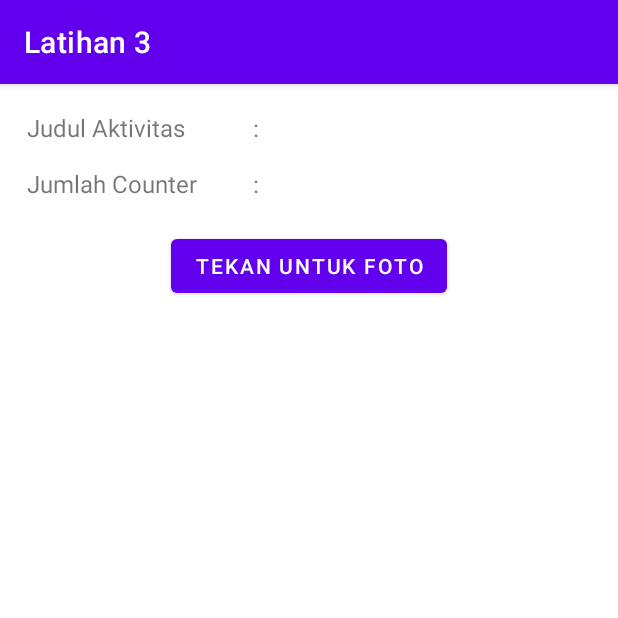
After one commit to gricowijaya/MobileApp, an Android app: the CameraActivity screen opened directly, with no data from a screen before it, on a phone screen of 412 x 824 dp, the top half of it. The commit adds this screen. Run offline under Robolectric (Android 15) with nearby library versions, the phone set to English and light mode, and no system bars.

Commit message:
modify program to be intent

```diff
--- /dev/null
+++ b/app/src/main/java/id/gricowijaya/latihan3/activity/CameraActivity.java
@@ -0,0 +1,59 @@
+package id.gricowijaya.latihan3.activity;
+
+import androidx.appcompat.app.AppCompatActivity;
+
+import android.content.Intent;
+import android.graphics.Bitmap;
+import android.os.Bundle;
+import android.provider.MediaStore;
+import android.view.View;
+import android.widget.Button;
+import android.widget.ImageView;
+import android.widget.TextView;
+
+import id.gricowijaya.latihan3.R;
+
+public class CameraActivity extends AppCompatActivity implements View.OnClickListener {
+
+    public static final String EXTRA_AKTIFITAS = "extra_aktifitas";
+    public static final String EXTRA_COUNTER = "extra_counter";
+    private ImageView HasilGambar;
+    static final int kodeKamera = 1;
+
+    @Override
+    protected void onCreate(Bundle savedInstanceState) {
+        super.onCreate(savedInstanceState);
+        setContentView(R.layout.activity_camera);
+
+        TextView JudulAktivitas = findViewById(R.id.data1);
+        TextView HasilCounter = findViewById(R.id.data2);
+        HasilGambar = findViewById(R.id.gambar);
+
+        Button kamera = findViewById(R.id.kamera);
+        kamera.setOnClickListener(this);
+
+        String aktifitas = getIntent().getStringExtra(EXTRA_AKTIFITAS);
+        String counter = getIntent().getStringExtra(EXTRA_COUNTER);
+
+        JudulAktivitas.setText(aktifitas);
+        HasilCounter.setText(counter);
+    }
+
+    @Override
+    public void onClick(View view) {
+        if(view.getId() == R.id.kamera){
+            Intent ambilGambar = new Intent(MediaStore.ACTION_IMAGE_CAPTURE);
+            startActivityForResult(ambilGambar, kodeKamera);
+        }
+    }
+
+    @Override
+    protected void onActivityResult(int requestCode, int resultCode, Intent data) {
+        super.onActivityResult(requestCode, resultCode, data);
+        if(requestCode == kodeKamera && resultCode == RESULT_OK){
+            Bundle extras = data.getExtras();
+            Bitmap bitmap = (Bitmap) extras.get("data");
+            HasilGambar.setImageBitmap(bitmap);
+        }
+    }
+}
--- /dev/null
+++ b/app/src/main/res/layout/activity_camera.xml
@@ -0,0 +1,86 @@
+<?xml version="1.0" encoding="utf-8"?>
+<LinearLayout xmlns:android="http://schemas.android.com/apk/res/android"
+    xmlns:tools="http://schemas.android.com/tools"
+    android:layout_width="match_parent"
+    android:layout_height="match_parent"
+    tools:context=".activity.CameraActivity"
+    android:orientation="vertical"
+    android:layout_margin="18dp">
+
+    <LinearLayout
+        android:layout_width="match_parent"
+        android:layout_height="wrap_content"
+        android:orientation="vertical"
+        android:gravity="center">
+        <LinearLayout
+            android:layout_width="match_parent"
+            android:layout_height="wrap_content"
+            android:orientation="horizontal"
+            android:weightSum="5">
+            <TextView
+                android:layout_width="match_parent"
+                android:layout_height="wrap_content"
+                android:layout_weight="1.5"
+                android:textSize="16sp"
+                android:text="@string/judul" />
+            <TextView
+                android:layout_width="match_parent"
+                android:layout_height="wrap_content"
+                android:layout_weight="2.47"
+                android:textSize="16sp"
+                android:text=":"/>
+            <TextView
+                android:id="@+id/data1"
+                android:layout_width="match_parent"
+                android:layout_height="wrap_content"
+                android:layout_weight="1.03"
+                android:layout_marginStart="10dp"/>
+        </LinearLayout>
+
+        <LinearLayout
+            android:layout_width="match_parent"
+            android:layout_height="wrap_content"
+            android:orientation="horizontal"
+            android:weightSum="5"
+            android:layout_marginTop="15dp">
+
+            <TextView
+                android:layout_width="match_parent"
+                android:layout_height="wrap_content"
+                android:layout_weight="1.5"
+                android:textSize="16sp"
+                android:text="@string/counter" />
+            <TextView
+                android:layout_width="match_parent"
+                android:layout_height="wrap_content"
+                android:layout_weight="2.47"
+                android:textSize="16sp"
+                android:text=":"/>
+            <TextView
+                android:id="@+id/data2"
+                android:layout_width="match_parent"
+                android:layout_height="wrap_content"
+                android:layout_weight="1.03"
+                android:layout_marginStart="10dp"/>
+        </LinearLayout>
+    </LinearLayout>
+
+    <LinearLayout
+        android:layout_width="match_parent"
+        android:layout_height="wrap_content"
+        android:gravity="center"
+        android:layout_marginTop="20dp"
+        android:orientation="vertical">
+        <Button
+            android:id="@+id/kamera"
+            android:layout_width="wrap_content"
+            android:layout_height="wrap_content"
+            android:text="@string/camera"
+            android:layout_marginBottom="20dp"/>
+
+        <ImageView
+            android:id="@+id/gambar"
+            android:layout_width="400dp"
+            android:layout_height="450dp" />
+    </LinearLayout>
+</LinearLayout>
--- a/app/src/main/res/values/strings.xml
+++ b/app/src/main/res/values/strings.xml
@@ -4,4 +4,10 @@
     <string name="tanda_kurang">-</string>
     <string name="reset">RESET</string>
     <string name="judul">Judul Aktivitas</string>
+    <string name="counter">Jumlah Counter</string>
+    <string name="kirim">Kirim</string>
+    <string name="camera">Tekan untuk Foto</string>
+    <string name="nama_menu">Nama Makanan : </string>
+    <string name="harga_menu">Harga : </string>
+    <string name="simpan">Simpan</string>
 </resources>
```
Also changed, not shown: app/src/main/AndroidManifest.xml (+7 -1 lines), app/src/main/java/id/gricowijaya/latihan3/MainActivity.java (deleted, +0 -14 lines), app/src/main/java/id/gricowijaya/latihan3/activity/FormActivity.java (added, +38 -0 lines), app/src/main/java/id/gricowijaya/latihan3/activity/MainActivity.java (added, +74 -0 lines), app/src/main/java/id/gricowijaya/latihan3/model/CameraModel.java (added, +24 -0 lines), app/src/main/java/id/gricowijaya/latihan3/model/CountModel.java (added, +29 -0 lines), app/src/main/java/id/gricowijaya/latihan3/model/MenuMakanan.java (added, +18 -0 lines), app/src/main/res/layout/activity_form.xml (added, +84 -0 lines), app/src/main/res/layout/activity_main.xml (+28 -8 lines).
